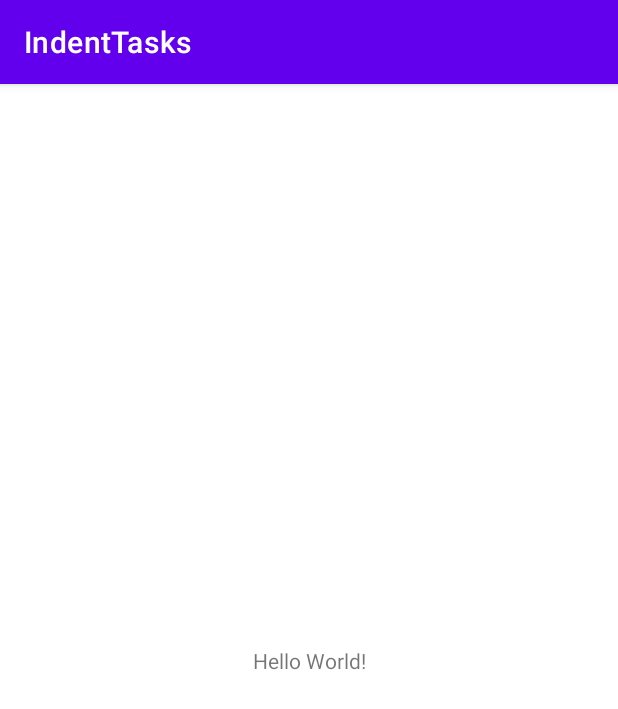
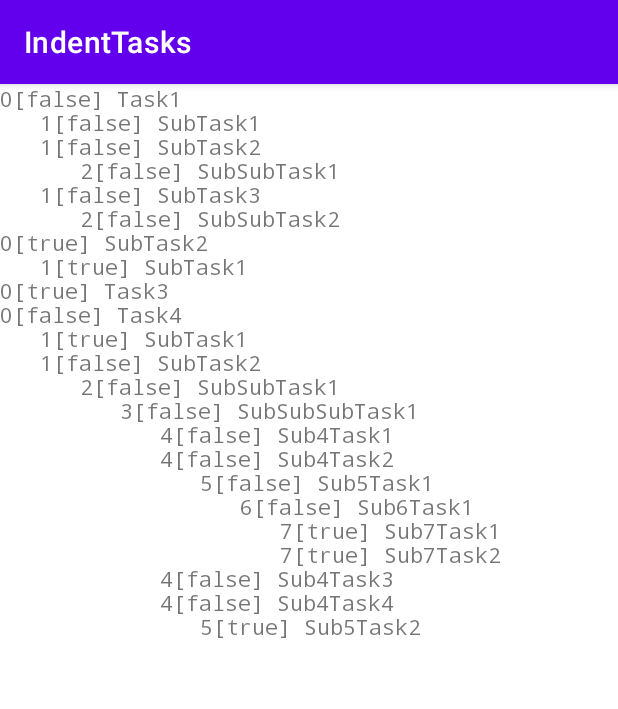
Before and after one commit to kouheisatou/IndentTasks, an Android app: the screen it shows after launch (MainActivity), on a phone screen of 412 x 824 dp. Shown: the top 709 px of the screen. Run offline under Robolectric (Android 15) with nearby library versions, the phone set to English and light mode, and no system bars.

Commit message:
無限階層可能タスククラスを実装

```diff
--- a/app/src/main/java/com/KHsoftware/IndentTasks/MainActivity.kt
+++ b/app/src/main/java/com/KHsoftware/IndentTasks/MainActivity.kt
@@ -1,11 +1,50 @@
 package com.KHsoftware.IndentTasks
 
+import android.graphics.Typeface
 import androidx.appcompat.app.AppCompatActivity
 import android.os.Bundle
+import kotlinx.android.synthetic.main.activity_main.*
 
 class MainActivity : AppCompatActivity() {
     override fun onCreate(savedInstanceState: Bundle?) {
         super.onCreate(savedInstanceState)
         setContentView(R.layout.activity_main)
+
+        val sample = "[ ]Task1\n" +
+                "\t[ ]SubTask1\n" +
+                "\t[ ]SubTask2\n" +
+                "\t\t[ ]SubSubTask1\n" +
+                "\t[ ]SubTask3\n" +
+                "\t\t[ ]SubSubTask2\n" +
+                "[x]SubTask2\n" +
+                "\t[x]SubTask1\n" +
+                "[x]Task3\n" +
+                "[ ]Task4\n" +
+                "\t[x]SubTask1\n" +
+                "\t[ ]SubTask2\n" +
+                "\t\t[ ]SubSubTask1\n" +
+                "\t\t\t[ ]SubSubSubTask1\n" +
+                "\t\t\t\t[ ]Sub4Task1\n" +
+                "\t\t\t\t[ ]Sub4Task2\n" +
+                "\t\t\t\t\t[ ]Sub5Task1\n" +
+                "\t\t\t\t\t\t[ ]Sub6Task1\n" +
+                "\t\t\t\t\t\t\t[x]Sub7Task1\n" +
+                "\t\t\t\t\t\t\t[x]Sub7Task2\n" +
+                "\t\t\t\t[ ]Sub4Task3\n" +
+                "\t\t\t\t[ ]Sub4Task4\n" +
+                "\t\t\t\t\t[x]Sub5Task2"
+
+        val taskList = debugBuilder(sample)
+        var printText = ""
+        for(i in taskList){
+            printText += i.export()
+        }
+        text.text = printText
+        text.typeface = Typeface.MONOSPACE
+
+//        for(i in taskList){
+//            i.initUI(taskContainer, this)
+//        }
+
     }
 }
--- a/app/src/main/java/com/KHsoftware/IndentTasks/Task.kt
+++ b/app/src/main/java/com/KHsoftware/IndentTasks/Task.kt
@@ -1,4 +1,75 @@
 package com.KHsoftware.IndentTasks
 
-class Task {
+import android.content.Context
+import android.util.Log
+import android.widget.CheckBox
+import android.widget.LinearLayout
+import android.widget.TextView
+import androidx.core.view.marginLeft
+
+class Task(var done: Boolean, var contents: String, val subTasks: MutableList<Task>, val depth: Int){
+    // todo 通し番号で管理
+
+    fun checkAllSubtaskDone(): Boolean{
+        var done = true
+        for(i in subTasks){
+            if(!i.done) done = false
+        }
+        return done
+    }
+
+    fun setAllSubtaskStatus(status: Boolean){
+        for(i in subTasks){
+            i.done == status
+        }
+    }
+
+    fun deleteSubtask(index: Int){
+        subTasks.removeAt(index)
+    }
+
+    /**
+     * @param done タスクの状態
+     * @param contents タスクの内容
+     * @param depth 追加するタスクの階層
+     */
+    fun addSubtask(done: Boolean, contents: String, depth: Int){
+        // 追加されるタスクの階層が(このタスクの階層+1)ならば、このタスクの直下にタスクを追加
+        // それより深い階層ならば、このタスク配列の直下のタスクのaddSubTaskメソッドを呼び出し
+        if(depth == this.depth + 1){
+            subTasks.add(Task(done, contents, mutableListOf<Task>(), this.depth + 1))
+        }else{
+            subTasks.last().addSubtask(done, contents, depth)
+        }
+    }
+
+    fun export(): String{
+
+        var tab = ""
+        for(i in 0 until depth){
+            tab += "\t"
+        }
+
+        var text = ""
+        text += "$tab$depth[${this.done}] ${this.contents}\n"
+        for(i in subTasks){
+            text += tab
+            text += "\t"
+            text += i.export()
+        }
+        return text
+    }
+
+    fun initUI(taskContainer: LinearLayout, context: Context){
+        val chk = CheckBox(context)
+        val textView = TextView(context)
+        val linearLayout = LinearLayout(context)
+        linearLayout.orientation = LinearLayout.HORIZONTAL
+        linearLayout.addView(chk)
+        linearLayout.addView(textView)
+
+        for(task in subTasks){
+            task.initUI(taskContainer, context)
+        }
+    }
 }
--- a/app/src/main/java/com/KHsoftware/IndentTasks/TaskBuilder.kt
+++ b/app/src/main/java/com/KHsoftware/IndentTasks/TaskBuilder.kt
@@ -1,4 +1,66 @@
 package com.KHsoftware.IndentTasks
 
-class TaskBuilder {
+import android.util.Log
+import java.io.BufferedReader
+import java.io.File
+import java.io.FileReader
+
+class TaskBuilder(private val file: File) {
+
+    fun build(): MutableList<Task>{
+        if(!file.exists()) return mutableListOf()
+
+        val fileReader = FileReader(file)
+        val bufferdReader = BufferedReader(fileReader)
+
+        val taskList = mutableListOf<Task>()
+
+        var preAddTask: Task
+        while(true){
+            val line = bufferdReader.readLine() ?: break
+            /** 階層の深さ **/
+            val indentCount = line.lastIndexOf('\t') + 1
+            /** タスクの状態(完了or未完了) **/
+            val isDone = line.startsWith("[x]", indentCount)
+            /** タスクの内容 **/
+            val content = line.replace("\t", "").substring(3, line.length)
+
+            if(indentCount == 0){
+                val task = Task(isDone, content, mutableListOf(), indentCount)
+                taskList.add(task)
+            }else{
+                taskList.last().addSubtask(isDone, content, indentCount)
+            }
+        }
+
+        return taskList
+    }
 }
+
+fun debugBuilder(text: String): MutableList<Task>{
+    val lines = text.split("\n")
+    val taskList = mutableListOf<Task>()
+
+    for(line in lines){
+
+        /** 階層の深さ **/
+        val indentCount = line.lastIndexOf('\t') + 1
+        Log.d("builder", indentCount.toString())
+
+        /** タスクの状態(完了or未完了) **/
+        val isDone = line.startsWith("[x]", indentCount)
+        Log.d("builder", isDone.toString())
+
+        /** タスクの内容 **/
+        val content = line.replace("\t", "").substring(3, line.length-indentCount)
+        Log.d("builder", content.toString())
+
+        if(indentCount == 0){
+            val task = Task(isDone, content, mutableListOf(), indentCount)
+            taskList.add(task)
+        }else{
+            taskList.last().addSubtask(isDone, content, indentCount)
+        }
+    }
+    return taskList
+}
--- /dev/null
+++ b/app/src/main/java/com/KHsoftware/IndentTasks/TaskExporter.kt
@@ -0,0 +1,4 @@
+package com.KHsoftware.IndentTasks
+
+class TaskExporter {
+}
--- a/app/src/main/res/layout/activity_main.xml
+++ b/app/src/main/res/layout/activity_main.xml
@@ -7,12 +7,17 @@
     tools:context=".MainActivity">
 
     <TextView
+        android:id="@+id/text"
         android:layout_width="wrap_content"
         android:layout_height="wrap_content"
-        android:text="Hello World!"
-        app:layout_constraintBottom_toBottomOf="parent"
+        android:text=""
         app:layout_constraintLeft_toLeftOf="parent"
-        app:layout_constraintRight_toRightOf="parent"
         app:layout_constraintTop_toTopOf="parent" />
 
+    <LinearLayout
+        android:id="@+id/taskContainer"
+        android:orientation="vertical"
+        android:layout_width="match_parent"
+        android:layout_height="match_parent"/>
+
 </androidx.constraintlayout.widget.ConstraintLayout>
```
Also changed, not shown: app/src/main/java/com/KHsoftware/IndentTasks/IndentTasksSample.txt (added, +23 -0 lines).
